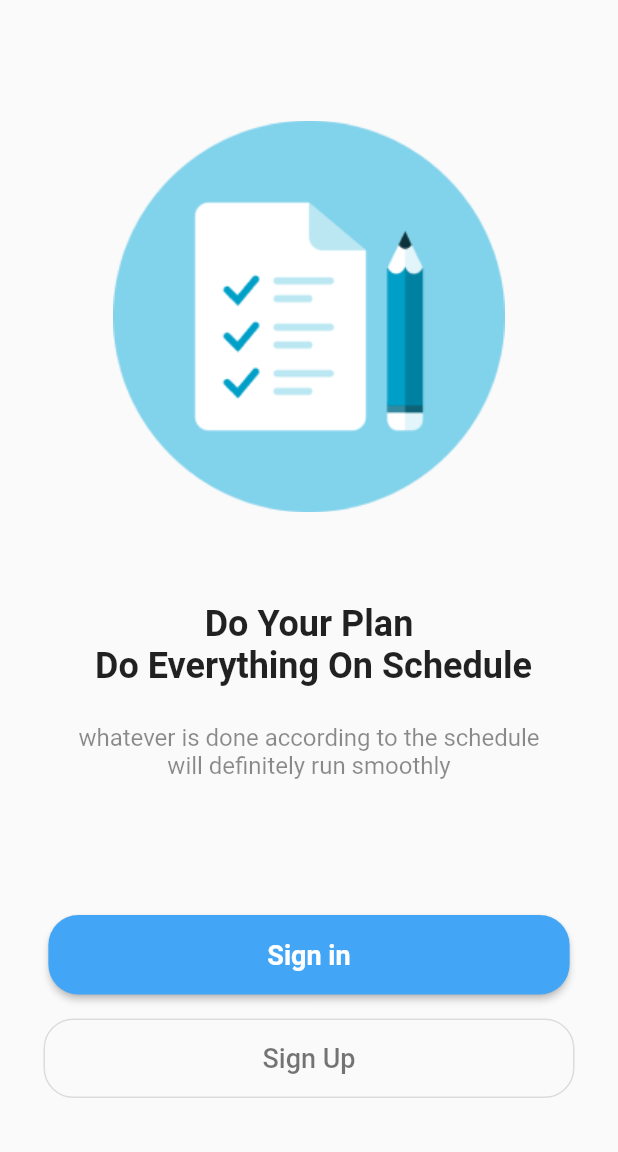
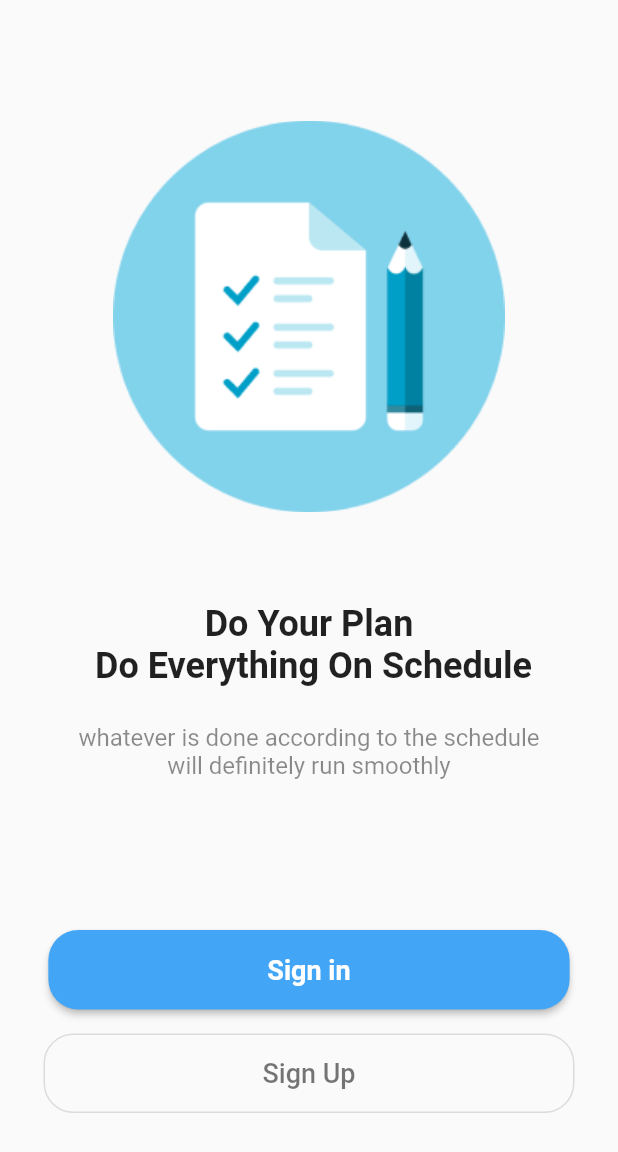
Before and after one commit to Maghfirraaa/UAS-TodoListApp, a Flutter app: the screen it shows after launch, on a phone screen of 412 x 824 dp. Shown: the top 1152 px of the screen. Run offline on Flutter 3.47's test engine with Material 2 defaults, Android fonts, the phone set to English and light mode, and no system bars; our stand-ins replace bottom_navy_bar, dio, email_validator, hexcolor, rflutter_alert, shared_preferences.

Commit message:
uas prak mobile

```diff
--- a/lib/view/onboarding.dart
+++ b/lib/view/onboarding.dart
@@ -81,7 +81,7 @@ class _onboardingState extends State<onboarding> {
                 textAlign: TextAlign.center,
               ),
               SizedBox(
-                height: 90,
+                height: 100,
               ),
               Builder(
                 builder: (context) => RaisedButton(
```
Also changed, not shown: lib/view/addlist.dart (deleted, +0 -15 lines), lib/view/generated_plugin_registrant.dart (deleted, +0 -19 lines).
